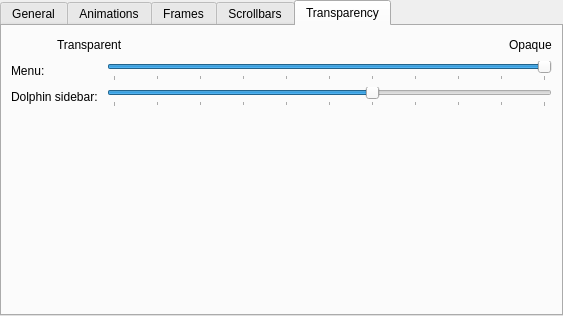
Qt form kstyle/config/ui/lightlystyleconfig.ui (Luwx/Lightly) before a commit.
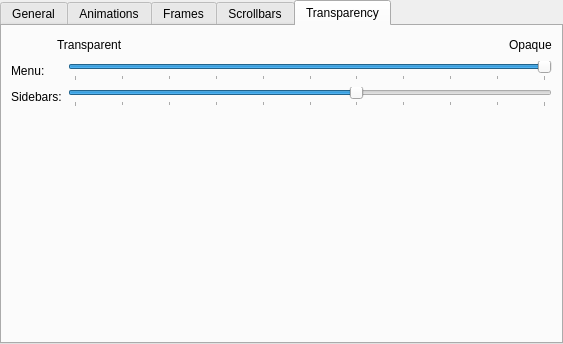
The same form after that commit. The open tabs and pages were chosen to show the change.

Commit message: Rename label

Diff of the .ui file:
```diff
--- a/kstyle/config/ui/lightlystyleconfig.ui
+++ b/kstyle/config/ui/lightlystyleconfig.ui
@@ -7,7 +7,7 @@
     <x>0</x>
     <y>0</y>
     <width>563</width>
-    <height>316</height>
+    <height>344</height>
    </rect>
   </property>
   <property name="sizePolicy">
@@ -576,7 +576,7 @@
          <item row="1" column="0">
           <widget class="QLabel" name="label">
            <property name="text">
-            <string>Dolphin sidebar: </string>
+            <string>Sidebars:</string>
            </property>
           </widget>
          </item>
```
